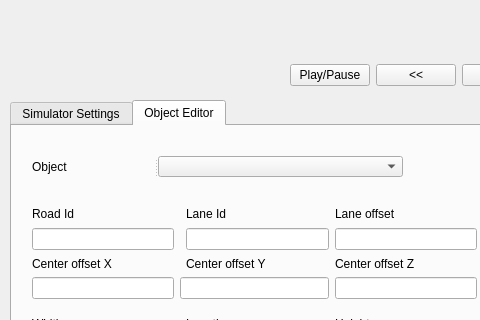
Old version of the form ui/qt.ui in the repository ebadi/OpenScenarioEditor; both pictures show x 0 to 480 and y 0 to 320 of the 953 by 854 pixel window.
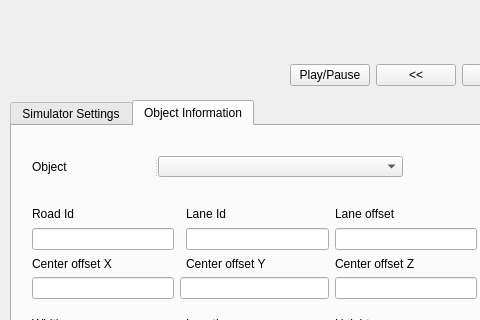
New version of the form.

Commit message: OpenDrive tab and viewer tab

The edit to the form file:
```diff
--- a/ui/qt.ui
+++ b/ui/qt.ui
@@ -317,7 +317,7 @@
     </widget>
     <widget class="QWidget" name="tab_obj">
      <attribute name="title">
-      <string>Object Editor</string>
+      <string>Object Information</string>
      </attribute>
      <widget class="QWidget" name="layoutWidget">
       <property name="geometry">
```
The commit also changes 2 other files.
